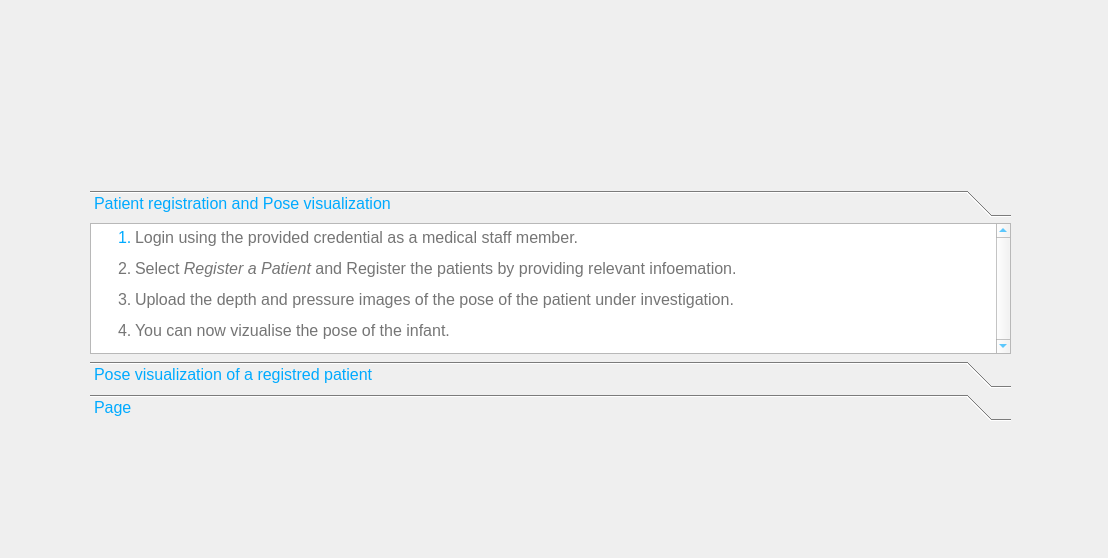
Old version of the form ui_files/guide_page.ui in the repository Thisun1997/infant_pose_estimation_frontend.
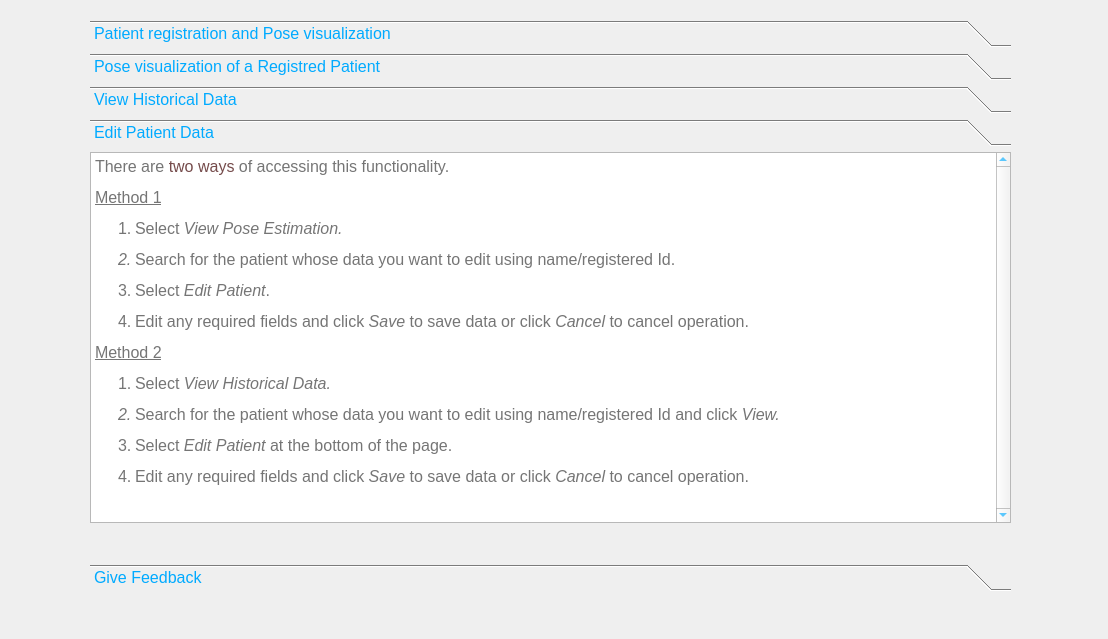
New version of the form. The open tabs and pages were chosen to show the change.

Commit message: add patient edit functionality and update guide

The edit to the form file:
```diff
--- a/ui_files/guide_page.ui
+++ b/ui_files/guide_page.ui
@@ -7,7 +7,7 @@
     <x>0</x>
     <y>0</y>
     <width>1108</width>
-    <height>558</height>
+    <height>639</height>
    </rect>
   </property>
   <property name="windowTitle">
@@ -17,9 +17,9 @@
    <property name="geometry">
     <rect>
      <x>90</x>
-     <y>190</y>
+     <y>20</y>
      <width>921</width>
-     <height>231</height>
+     <height>571</height>
     </rect>
    </property>
    <property name="sizePolicy">
@@ -51,7 +51,7 @@
       <x>0</x>
       <y>0</y>
       <width>921</width>
-      <height>132</height>
+      <height>406</height>
      </rect>
     </property>
     <attribute name="label">
@@ -66,7 +66,7 @@
        <x>0</x>
        <y>0</y>
        <width>921</width>
-       <height>131</height>
+       <height>231</height>
       </rect>
      </property>
      <property name="sizePolicy">
@@ -90,9 +90,11 @@
 p, li { white-space: pre-wrap; }
 &lt;/style&gt;&lt;/head&gt;&lt;body style=&quot; font-family:'MS Shell Dlg 2'; font-size:8.25pt; font-weight:400; font-style:normal;&quot;&gt;
 &lt;ol style=&quot;margin-top: 0px; margin-bottom: 0px; margin-left: 0px; margin-right: 0px; -qt-list-indent: 1;&quot;&gt;&lt;li style=&quot; font-size:12pt;&quot; align=&quot;justify&quot; style=&quot; margin-top:12px; margin-bottom:0px; margin-left:0px; margin-right:0px; -qt-block-indent:0; text-indent:0px;&quot;&gt;&lt;span style=&quot; color:#757575;&quot;&gt;Login using the provided credential as a medical staff member.&lt;/span&gt;&lt;/li&gt;
-&lt;li style=&quot; font-size:12pt; color:#757575;&quot; align=&quot;justify&quot; style=&quot; margin-top:12px; margin-bottom:0px; margin-left:0px; margin-right:0px; -qt-block-indent:0; text-indent:0px;&quot;&gt;Select &lt;span style=&quot; font-style:italic;&quot;&gt;Register a Patient&lt;/span&gt; and Register the patients by providing relevant infoemation.&lt;/li&gt;
-&lt;li style=&quot; font-size:12pt; color:#757575;&quot; align=&quot;justify&quot; style=&quot; margin-top:12px; margin-bottom:0px; margin-left:0px; margin-right:0px; -qt-block-indent:0; text-indent:0px;&quot;&gt;Upload the depth and pressure images of the pose of the patient under investigation.&lt;/li&gt;
-&lt;li style=&quot; font-size:12pt; color:#757575;&quot; align=&quot;justify&quot; style=&quot; margin-top:12px; margin-bottom:10px; margin-left:0px; margin-right:0px; -qt-block-indent:0; text-indent:0px;&quot;&gt;You can now vizualise the pose of the infant.&lt;/li&gt;&lt;/ol&gt;&lt;/body&gt;&lt;/html&gt;</string>
+&lt;li style=&quot; font-size:12pt; color:#757575;&quot; align=&quot;justify&quot; style=&quot; margin-top:12px; margin-bottom:0px; margin-left:0px; margin-right:0px; -qt-block-indent:0; text-indent:0px;&quot;&gt;Select &lt;span style=&quot; font-style:italic;&quot;&gt;Register a Patient.&lt;/span&gt;&lt;/li&gt;
+&lt;li style=&quot; font-size:12pt; font-style:italic; color:#757575;&quot; align=&quot;justify&quot; style=&quot; margin-top:12px; margin-bottom:0px; margin-left:0px; margin-right:0px; -qt-block-indent:0; text-indent:0px;&quot;&gt;&lt;span style=&quot; font-style:normal;&quot;&gt;Register the patients by providing relevant information. If the registration was a success, a registration id will be issued. &lt;/span&gt;&lt;span style=&quot; font-style:normal; color:#754b4b;&quot;&gt;NOTE: Please ask the patients to present the registered id in their next visit.&lt;/span&gt;&lt;/li&gt;
+&lt;li style=&quot; font-size:12pt; color:#757575;&quot; align=&quot;justify&quot; style=&quot; margin-top:12px; margin-bottom:0px; margin-left:0px; margin-right:0px; -qt-block-indent:0; text-indent:0px;&quot;&gt;Upload the depth and pressure images of the pose of the patient under investigation. Here you have to select the folder containing depth and pressure images in &amp;quot;.npy&amp;quot; format.&lt;/li&gt;
+&lt;li style=&quot; font-size:12pt; color:#757575;&quot; align=&quot;justify&quot; style=&quot; margin-top:12px; margin-bottom:10px; margin-left:0px; margin-right:0px; -qt-block-indent:0; text-indent:0px;&quot;&gt;The uploaded images will be visualized, if the input images are in correct format.&lt;/li&gt;
+&lt;li style=&quot; font-size:12pt; color:#757575;&quot; align=&quot;justify&quot; style=&quot; margin-top:12px; margin-bottom:10px; margin-left:0px; margin-right:0px; -qt-block-indent:0; text-indent:0px;&quot;&gt;Click &lt;span style=&quot; font-style:italic;&quot;&gt;Process &lt;/span&gt;to view the pose estimation.&lt;/li&gt;&lt;/ol&gt;&lt;/body&gt;&lt;/html&gt;</string>
      </property>
     </widget>
    </widget>
@@ -106,7 +108,7 @@
      </rect>
     </property>
     <attribute name="label">
-     <string>Pose visualization of a registred patient</string>
+     <string>Pose visualization of a Registred Patient</string>
     </attribute>
     <widget class="QTextEdit" name="textEdit_2">
      <property name="enabled">
@@ -149,7 +151,7 @@
    </widget>
    <widget class="QWidget" name="page_3">
     <attribute name="label">
-     <string>Page</string>
+     <string>View Historical Data</string>
     </attribute>
     <widget class="QTextEdit" name="textEdit_5">
      <property name="enabled">
@@ -184,9 +186,105 @@
 p, li { white-space: pre-wrap; }
 &lt;/style&gt;&lt;/head&gt;&lt;body style=&quot; font-family:'MS Shell Dlg 2'; font-size:8.25pt; font-weight:400; font-style:normal;&quot;&gt;
 &lt;ol style=&quot;margin-top: 0px; margin-bottom: 0px; margin-left: 0px; margin-right: 0px; -qt-list-indent: 1;&quot;&gt;&lt;li style=&quot; font-size:12pt;&quot; align=&quot;justify&quot; style=&quot; margin-top:12px; margin-bottom:0px; margin-left:0px; margin-right:0px; -qt-block-indent:0; text-indent:0px;&quot;&gt;&lt;span style=&quot; color:#757575;&quot;&gt;Login using the provided credential as a medical staff member.&lt;/span&gt;&lt;/li&gt;
-&lt;li style=&quot; font-size:12pt; color:#757575;&quot; align=&quot;justify&quot; style=&quot; margin-top:12px; margin-bottom:0px; margin-left:0px; margin-right:0px; -qt-block-indent:0; text-indent:0px;&quot;&gt;Select &lt;span style=&quot; font-style:italic;&quot;&gt;View Pose Estimation&lt;/span&gt; and  and Search for the patient under investigation using name.&lt;/li&gt;
-&lt;li style=&quot; font-size:12pt; color:#757575;&quot; align=&quot;justify&quot; style=&quot; margin-top:12px; margin-bottom:0px; margin-left:0px; margin-right:0px; -qt-block-indent:0; text-indent:0px;&quot;&gt;Upload the depth and pressure images of the pose of the patient under investigation.&lt;/li&gt;
-&lt;li style=&quot; font-size:12pt; color:#757575;&quot; align=&quot;justify&quot; style=&quot; margin-top:12px; margin-bottom:0px; margin-left:0px; margin-right:0px; -qt-block-indent:0; text-indent:0px;&quot;&gt;You can now visualize the pose of the infant.&lt;/li&gt;&lt;/ol&gt;&lt;/body&gt;&lt;/html&gt;</string>
+&lt;li style=&quot; font-size:12pt; color:#757575;&quot; align=&quot;justify&quot; style=&quot; margin-top:12px; margin-bottom:0px; margin-left:0px; margin-right:0px; -qt-block-indent:0; text-indent:0px;&quot;&gt;Select &lt;span style=&quot; font-style:italic;&quot;&gt;View Historical Data.&lt;/span&gt;&lt;/li&gt;
+&lt;li style=&quot; font-size:12pt; font-style:italic; color:#757575;&quot; align=&quot;justify&quot; style=&quot; margin-top:12px; margin-bottom:0px; margin-left:0px; margin-right:0px; -qt-block-indent:0; text-indent:0px;&quot;&gt;&lt;span style=&quot; font-style:normal;&quot;&gt;Search for the patient whose data you want to view using name/registered Id.&lt;/span&gt;&lt;/li&gt;
+&lt;li style=&quot; font-size:12pt; color:#757575;&quot; align=&quot;justify&quot; style=&quot; margin-top:12px; margin-bottom:0px; margin-left:0px; margin-right:0px; -qt-block-indent:0; text-indent:0px;&quot;&gt;Select a date range for visualization.&lt;/li&gt;
+&lt;li style=&quot; font-size:12pt; color:#757575;&quot; align=&quot;justify&quot; style=&quot; margin-top:12px; margin-bottom:0px; margin-left:0px; margin-right:0px; -qt-block-indent:0; text-indent:0px;&quot;&gt;Click &lt;span style=&quot; font-style:italic;&quot;&gt;View &lt;/span&gt;and if there are any data to show, they will be shown.&lt;/li&gt;&lt;/ol&gt;&lt;/body&gt;&lt;/html&gt;</string>
+     </property>
+    </widget>
+   </widget>
+   <widget class="QWidget" name="page_4">
+    <attribute name="label">
+     <string>Edit Patient Data</string>
+    </attribute>
+    <widget class="QTextEdit" name="textEdit_6">
+     <property name="enabled">
+      <bool>true</bool>
+     </property>
+     <property name="geometry">
+      <rect>
+       <x>0</x>
+       <y>0</y>
+       <width>921</width>
+       <height>371</height>
+      </rect>
+     </property>
+     <property name="sizePolicy">
+      <sizepolicy hsizetype="Expanding" vsizetype="Expanding">
+       <horstretch>0</horstretch>
+       <verstretch>0</verstretch>
+      </sizepolicy>
+     </property>
+     <property name="verticalScrollBarPolicy">
+      <enum>Qt::ScrollBarAlwaysOn</enum>
+     </property>
+     <property name="autoFormatting">
+      <set>QTextEdit::AutoNone</set>
+     </property>
+     <property name="lineWrapMode">
+      <enum>QTextEdit::WidgetWidth</enum>
+     </property>
+     <property name="html">
+      <string>&lt;!DOCTYPE HTML PUBLIC &quot;-//W3C//DTD HTML 4.0//EN&quot; &quot;http://www.w3.org/TR/REC-html40/strict.dtd&quot;&gt;
+&lt;html&gt;&lt;head&gt;&lt;meta name=&quot;qrichtext&quot; content=&quot;1&quot; /&gt;&lt;style type=&quot;text/css&quot;&gt;
+p, li { white-space: pre-wrap; }
+&lt;/style&gt;&lt;/head&gt;&lt;body style=&quot; font-family:'MS Shell Dlg 2'; font-size:8.25pt; font-weight:400; font-style:normal;&quot;&gt;
+&lt;p align=&quot;justify&quot; style=&quot; margin-top:12px; margin-bottom:0px; margin-left:0px; margin-right:0px; -qt-block-indent:0; text-indent:0px;&quot;&gt;&lt;span style=&quot; font-size:12pt; color:#757575;&quot;&gt;There are &lt;/span&gt;&lt;span style=&quot; font-size:12pt; color:#754b4b;&quot;&gt;two ways&lt;/span&gt;&lt;span style=&quot; font-size:12pt; color:#757575;&quot;&gt; of accessing this functionality.&lt;/span&gt;&lt;/p&gt;
+&lt;p align=&quot;justify&quot; style=&quot; margin-top:12px; margin-bottom:0px; margin-left:0px; margin-right:0px; -qt-block-indent:0; text-indent:0px;&quot;&gt;&lt;span style=&quot; font-size:12pt; text-decoration: underline; color:#757575;&quot;&gt;Method 1&lt;/span&gt;&lt;/p&gt;
+&lt;ol style=&quot;margin-top: 0px; margin-bottom: 0px; margin-left: 0px; margin-right: 0px; -qt-list-indent: 1;&quot;&gt;&lt;li style=&quot; font-size:12pt; color:#757575;&quot; align=&quot;justify&quot; style=&quot; margin-top:12px; margin-bottom:0px; margin-left:0px; margin-right:0px; -qt-block-indent:0; text-indent:0px;&quot;&gt;Select &lt;span style=&quot; font-style:italic;&quot;&gt;View Pose Estimation.&lt;/span&gt;&lt;/li&gt;
+&lt;li style=&quot; font-size:12pt; font-style:italic; color:#757575;&quot; align=&quot;justify&quot; style=&quot; margin-top:12px; margin-bottom:0px; margin-left:0px; margin-right:0px; -qt-block-indent:0; text-indent:0px;&quot;&gt;&lt;span style=&quot; font-style:normal;&quot;&gt;Search for the patient whose data you want to edit using name/registered Id.&lt;/span&gt;&lt;/li&gt;
+&lt;li style=&quot; font-size:12pt; color:#757575;&quot; align=&quot;justify&quot; style=&quot; margin-top:12px; margin-bottom:0px; margin-left:0px; margin-right:0px; -qt-block-indent:0; text-indent:0px;&quot;&gt;Select &lt;span style=&quot; font-style:italic;&quot;&gt;Edit Patient&lt;/span&gt;.&lt;/li&gt;
+&lt;li style=&quot; font-size:12pt; color:#757575;&quot; align=&quot;justify&quot; style=&quot; margin-top:12px; margin-bottom:0px; margin-left:0px; margin-right:0px; -qt-block-indent:0; text-indent:0px;&quot;&gt;Edit any required fields and click &lt;span style=&quot; font-style:italic;&quot;&gt;Save &lt;/span&gt;to save data or click &lt;span style=&quot; font-style:italic;&quot;&gt;Cancel&lt;/span&gt; to cancel operation.&lt;/li&gt;&lt;/ol&gt;
+&lt;p align=&quot;justify&quot; style=&quot; margin-top:12px; margin-bottom:0px; margin-left:0px; margin-right:0px; -qt-block-indent:0; text-indent:0px;&quot;&gt;&lt;span style=&quot; font-size:12pt; text-decoration: underline; color:#757575;&quot;&gt;Method 2&lt;/span&gt;&lt;/p&gt;
+&lt;ol style=&quot;margin-top: 0px; margin-bottom: 0px; margin-left: 0px; margin-right: 0px; -qt-list-indent: 1;&quot;&gt;&lt;li style=&quot; font-size:12pt; color:#757575;&quot; align=&quot;justify&quot; style=&quot; margin-top:12px; margin-bottom:0px; margin-left:0px; margin-right:0px; -qt-block-indent:0; text-indent:0px;&quot;&gt;Select &lt;span style=&quot; font-style:italic;&quot;&gt;View Historical Data.&lt;/span&gt;&lt;/li&gt;
+&lt;li style=&quot; font-size:12pt; font-style:italic; color:#757575;&quot; align=&quot;justify&quot; style=&quot; margin-top:12px; margin-bottom:0px; margin-left:0px; margin-right:0px; -qt-block-indent:0; text-indent:0px;&quot;&gt;&lt;span style=&quot; font-style:normal;&quot;&gt;Search for the patient whose data you want to edit using name/registered Id and click &lt;/span&gt;View.&lt;/li&gt;
+&lt;li style=&quot; font-size:12pt; color:#757575;&quot; align=&quot;justify&quot; style=&quot; margin-top:12px; margin-bottom:0px; margin-left:0px; margin-right:0px; -qt-block-indent:0; text-indent:0px;&quot;&gt;Select &lt;span style=&quot; font-style:italic;&quot;&gt;Edit Patient &lt;/span&gt;at the bottom of the page.&lt;/li&gt;
+&lt;li style=&quot; font-size:12pt; color:#757575;&quot; align=&quot;justify&quot; style=&quot; margin-top:12px; margin-bottom:0px; margin-left:0px; margin-right:0px; -qt-block-indent:0; text-indent:0px;&quot;&gt;Edit any required fields and click &lt;span style=&quot; font-style:italic;&quot;&gt;Save &lt;/span&gt;to save data or click &lt;span style=&quot; font-style:italic;&quot;&gt;Cancel&lt;/span&gt; to cancel operation.&lt;/li&gt;&lt;/ol&gt;&lt;/body&gt;&lt;/html&gt;</string>
+     </property>
+    </widget>
+   </widget>
+   <widget class="QWidget" name="page">
+    <attribute name="label">
+     <string>Give Feedback</string>
+    </attribute>
+    <widget class="QTextEdit" name="textEdit_7">
+     <property name="enabled">
+      <bool>true</bool>
+     </property>
+     <property name="geometry">
+      <rect>
+       <x>0</x>
+       <y>0</y>
+       <width>921</width>
+       <height>211</height>
+      </rect>
+     </property>
+     <property name="sizePolicy">
+      <sizepolicy hsizetype="Expanding" vsizetype="Expanding">
+       <horstretch>0</horstretch>
+       <verstretch>0</verstretch>
+      </sizepolicy>
+     </property>
+     <property name="verticalScrollBarPolicy">
+      <enum>Qt::ScrollBarAlwaysOn</enum>
+     </property>
+     <property name="autoFormatting">
+      <set>QTextEdit::AutoNone</set>
+     </property>
+     <property name="lineWrapMode">
+      <enum>QTextEdit::WidgetWidth</enum>
+     </property>
+     <property name="html">
+      <string>&lt;!DOCTYPE HTML PUBLIC &quot;-//W3C//DTD HTML 4.0//EN&quot; &quot;http://www.w3.org/TR/REC-html40/strict.dtd&quot;&gt;
+&lt;html&gt;&lt;head&gt;&lt;meta name=&quot;qrichtext&quot; content=&quot;1&quot; /&gt;&lt;style type=&quot;text/css&quot;&gt;
+p, li { white-space: pre-wrap; }
+&lt;/style&gt;&lt;/head&gt;&lt;body style=&quot; font-family:'MS Shell Dlg 2'; font-size:8.25pt; font-weight:400; font-style:normal;&quot;&gt;
+&lt;p align=&quot;justify&quot; style=&quot; margin-top:12px; margin-bottom:0px; margin-left:0px; margin-right:0px; -qt-block-indent:0; text-indent:0px;&quot;&gt;&lt;span style=&quot; font-size:12pt; color:#757575;&quot;&gt;You can provide a feedback about the overall system or a feedback on specific pose estimations.&lt;/span&gt;&lt;/p&gt;
+&lt;p align=&quot;justify&quot; style=&quot; margin-top:12px; margin-bottom:0px; margin-left:0px; margin-right:0px; -qt-block-indent:0; text-indent:0px;&quot;&gt;&lt;span style=&quot; font-size:12pt; text-decoration: underline; color:#757575;&quot;&gt;Provide feedback about the overall system&lt;/span&gt;&lt;/p&gt;
+&lt;ol style=&quot;margin-top: 0px; margin-bottom: 0px; margin-left: 0px; margin-right: 0px; -qt-list-indent: 1;&quot;&gt;&lt;li style=&quot; font-size:12pt; color:#757575;&quot; align=&quot;justify&quot; style=&quot; margin-top:12px; margin-bottom:0px; margin-left:0px; margin-right:0px; -qt-block-indent:0; text-indent:0px;&quot;&gt;On the &lt;span style=&quot; font-style:italic;&quot;&gt;Menu Page&lt;/span&gt; select &lt;span style=&quot; font-style:italic;&quot;&gt;Provide feedback&lt;/span&gt;.&lt;/li&gt;
+&lt;li style=&quot; font-size:12pt; font-style:italic; color:#757575;&quot; align=&quot;justify&quot; style=&quot; margin-top:12px; margin-bottom:0px; margin-left:0px; margin-right:0px; -qt-block-indent:0; text-indent:0px;&quot;&gt;&lt;span style=&quot; font-style:normal;&quot;&gt;Type the content and click &lt;/span&gt;Submit&lt;span style=&quot; font-style:normal;&quot;&gt; to save the feedback.&lt;/span&gt;&lt;/li&gt;&lt;/ol&gt;
+&lt;p align=&quot;justify&quot; style=&quot; margin-top:12px; margin-bottom:0px; margin-left:0px; margin-right:0px; -qt-block-indent:0; text-indent:0px;&quot;&gt;&lt;span style=&quot; font-size:12pt; text-decoration: underline; color:#757575;&quot;&gt;Provide feedback on specific pose estimations&lt;/span&gt;&lt;/p&gt;
+&lt;ol style=&quot;margin-top: 0px; margin-bottom: 0px; margin-left: 0px; margin-right: 0px; -qt-list-indent: 1;&quot;&gt;&lt;li style=&quot; font-size:12pt; color:#757575;&quot; align=&quot;justify&quot; style=&quot; margin-top:12px; margin-bottom:0px; margin-left:0px; margin-right:0px; -qt-block-indent:0; text-indent:0px;&quot;&gt;When you are viewing a pose estimation, click &lt;span style=&quot; font-style:italic;&quot;&gt;Provide feedback on this prediction &lt;/span&gt;and&lt;span style=&quot; font-style:italic;&quot;&gt; &lt;/span&gt;in the appearing popup, type the content and click &lt;span style=&quot; font-style:italic;&quot;&gt;Submit&lt;/span&gt; to save it.&lt;/li&gt;&lt;/ol&gt;&lt;/body&gt;&lt;/html&gt;</string>
      </property>
     </widget>
    </widget>
```
Left out of the diff: 21 changed lines with no effect on the pictures. The commit also changes 8 other files.
